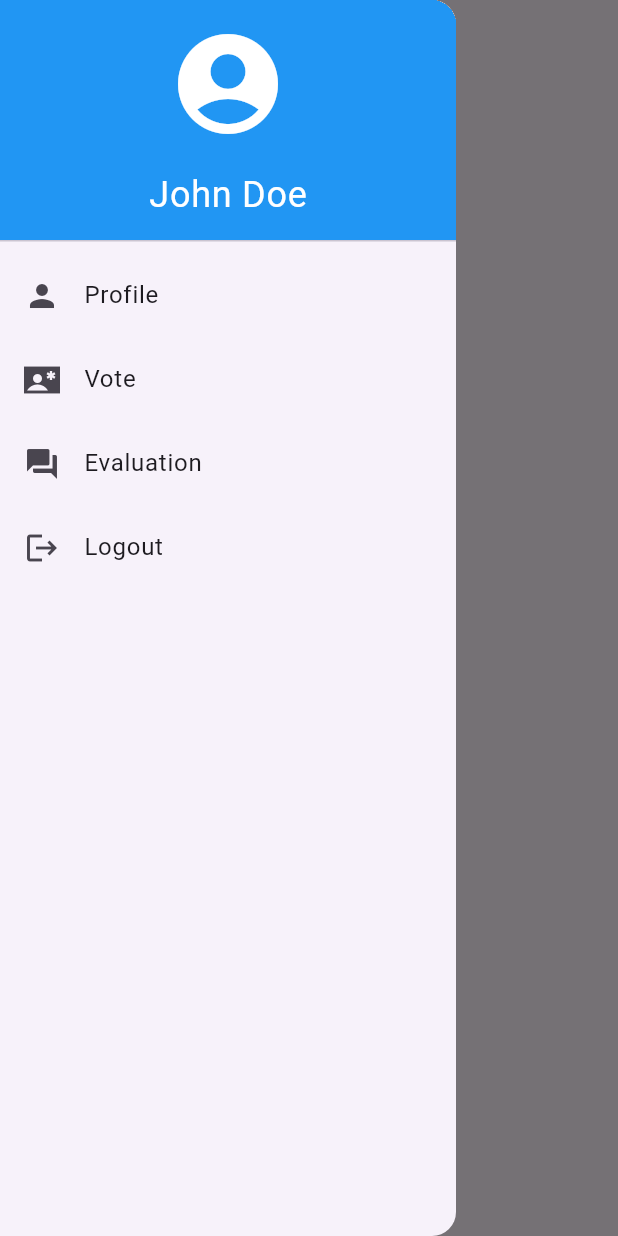
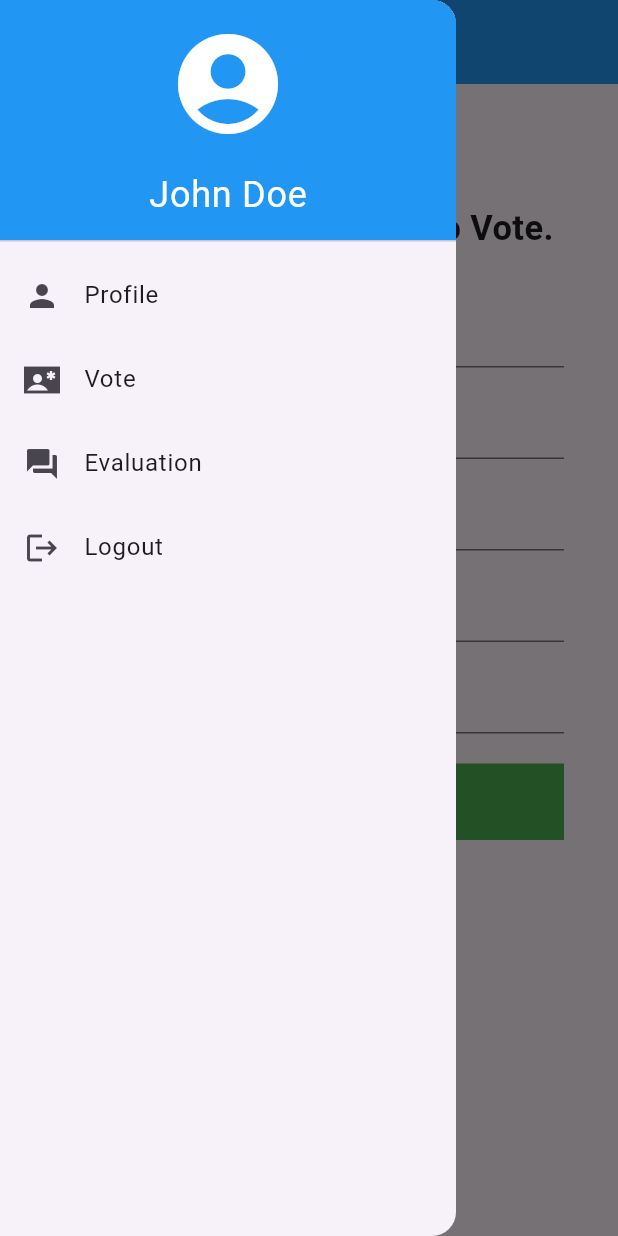
Before and after one commit to khadafirimbang/bcp_voting_eval_sys, a Flutter app: the HomePage screen opened directly, with the side drawer open, on a phone screen of 412 x 824 dp. Run offline on Flutter 3.47's test engine with Material 3 defaults, Android fonts, the phone set to English and light mode, and no system bars; our stand-ins replace internet_connection_checker_plus, shared_preferences; accounts and stored records are empty.

Commit message:
Profile Info page UI only

```diff
--- /dev/null
+++ b/lib/drawerbar.dart
@@ -0,0 +1,106 @@
+import 'package:flutter/material.dart';
+import 'package:for_testing/home.dart';
+import 'package:for_testing/main.dart';
+import 'package:for_testing/vote.dart';
+import 'package:shared_preferences/shared_preferences.dart';
+import 'package:http/http.dart' as http;
+
+class AppDrawer extends StatelessWidget {
+
+    Future<void> _logout(BuildContext context) async {
+    SharedPreferences prefs = await SharedPreferences.getInstance();
+    await prefs.remove('studentno');
+
+    // Optionally call your server to end the session
+    await http.post(Uri.parse('http://192.168.1.29/for_testing/logout.php'));
+
+    Navigator.pushReplacement(
+        context, MaterialPageRoute(builder: (context) => const LoginPage()));
+  }
+
+    // Function to show logout confirmation dialog
+  Future<void> _showLogoutDialog(BuildContext context) async {
+    return showDialog<void>(
+      context: context,
+      barrierDismissible: false, // Prevent dismissing by tapping outside
+      builder: (BuildContext context) {
+        return AlertDialog(
+          title: const Text('Logout Confirmation'),
+          content: const Text('Are you sure you want to logout?'),
+          actions: <Widget>[
+            TextButton(
+              onPressed: () {
+                Navigator.of(context).pop(); // Close the dialog
+              },
+              child: const Text('No'),
+            ),
+            TextButton(
+              onPressed: () {
+                Navigator.of(context).pop(); // Close the dialog
+                _logout(context); // Call the logout function
+              },
+              child: const Text('Yes'),
+            ),
+          ],
+        );
+      },
+    );
+  }
+
+  @override
+  Widget build(BuildContext context) {
+    return Drawer(
+      child: ListView(
+        padding: EdgeInsets.zero,
+        children: <Widget>[
+          const DrawerHeader(
+            decoration: BoxDecoration(
+              color: Colors.blue,
+            ),
+            child: Column(
+              crossAxisAlignment: CrossAxisAlignment.center,
+              children: <Widget>[
+                Icon(Icons.account_circle, size: 80, color: Colors.white),
+                SizedBox(height: 16),
+                Text(
+                  'John Doe',
+                  style: TextStyle(color: Colors.white, fontSize: 24),
+                ),
+              ],
+            ),
+          ),
+          ListTile(
+            leading: const Icon(Icons.person),
+            title: const Text('Profile'),
+            onTap: () {
+              Navigator.pop(context);
+              Navigator.push(context, MaterialPageRoute(builder: (context) => ProfileInfo()));
+            },
+          ),
+          ListTile(
+            leading: const Icon(Icons.contact_emergency_sharp),
+            title: const Text('Vote'),
+            onTap: () {
+              Navigator.pop(context);
+              Navigator.push(context, MaterialPageRoute(builder: (context) => VotePage()));
+            },
+          ),
+          ListTile(
+            leading: const Icon(Icons.question_answer),
+            title: const Text('Evaluation'),
+            onTap: () {
+              Navigator.pop(context);
+            },
+          ),
+          ListTile(
+            leading: const Icon(Icons.logout),
+            title: const Text('Logout'),
+            onTap: () {
+              _showLogoutDialog(context);
+            },
+          ),
+        ],
+      ),
+    );
+  }
+}
--- a/lib/home.dart
+++ b/lib/home.dart
@@ -1,6 +1,8 @@
 import 'dart:io';
 import 'package:flutter/material.dart';
+import 'package:for_testing/drawerbar.dart';
 import 'package:for_testing/main.dart';
+import 'package:for_testing/vote.dart';
 import 'package:shared_preferences/shared_preferences.dart';
 import 'package:http/http.dart' as http;
 import 'dart:convert';
@@ -54,67 +56,208 @@ class HomePage extends StatelessWidget {
         return exit(0);
       },
       child: Scaffold(
+        body: ProfileInfo()
+      ),
+    );
+  }
+}
+
+// Profile
+class ProfileInfo extends StatefulWidget {
+  @override
+  _ProfileInfoState createState() => _ProfileInfoState();
+}
+
+class _ProfileInfoState extends State<ProfileInfo> {
+  final _formKey = GlobalKey<FormState>();
+  final TextEditingController studentNoController = TextEditingController();
+  final TextEditingController passwordController = TextEditingController();
+  final TextEditingController confirmPasswordController = TextEditingController();
+  String? errorMessage;
+
+  bool _obscureText = true;
+  bool _obscureText2 = true;
+
+  void _togglePasswordVisibility() {
+    setState(() {
+      _obscureText = !_obscureText;
+    });
+  }
+  void _togglePasswordVisibility2() {
+    setState(() {
+      _obscureText2 = !_obscureText2;
+    });
+  }
+
+  Future<void> _signUp() async {
+    if (_formKey.currentState!.validate()) {
+      final response = await http.post(
+        Uri.parse('http://192.168.1.29/for_testing/signup.php'),
+        body: {
+          'studentno': studentNoController.text,
+          'password': passwordController.text,
+          'cpassword': confirmPasswordController.text,
+        },
+      );
+
+      final data = json.decode(response.body);
+
+      if (data['status'] == 'success') {
+        ScaffoldMessenger.of(context).showSnackBar(
+          const SnackBar(content: Text('Registration Complete!'), backgroundColor: Colors.green, duration: Duration(seconds: 1),),
+        );
+        // Navigate to another page or clear the form
+                  Navigator.push(
+                  context,
+                  MaterialPageRoute(builder: (context) => ProfileInfo()),
+              );
+      } else {
+        setState(() {
+          errorMessage = data['message'];
+        });
+      }
+    }
+  }
+
+  @override
+  Widget build(BuildContext context) {
+    return Scaffold(
+      // appBar: AppBar(title: const Text('Sign Up')),
       appBar: AppBar(
-          title: const Text('BCP'),
+        backgroundColor: Colors.blue,
+        title: const Text('Profile Information',  style: TextStyle(color: Colors.white)),
+          iconTheme: IconThemeData(
+            color: Colors.white, // Change the color of the Drawer icon here
           ),
-        drawer: Drawer(
-          child: ListView(
-            padding: EdgeInsets.zero,
-            children: <Widget>[
-              const DrawerHeader(
-                decoration: BoxDecoration(
-                  color: Colors.blue,
         ),
+      drawer: AppDrawer(),
+      body: SingleChildScrollView(
+        child: Row(
+          mainAxisAlignment: MainAxisAlignment.center,
+          children: [
+            Column(
+              children: [
+                  const SizedBox(height: 80),
+                Form(
+                  key: _formKey,
                   child: Column(
-                  crossAxisAlignment: CrossAxisAlignment.center,
-                  children: <Widget>[
-                    Icon(Icons.account_circle, size: 80, color: Colors.white),
-                    SizedBox(height: 16),
-                    Text(
-                      'John Doe',
-                      style: TextStyle(color: Colors.white, fontSize: 24),
+                    children: [
+                      const Text('Enter your information to Vote.',
+                      style: TextStyle(
+                        fontSize: 23,
+                        fontWeight: FontWeight.w600,
+                      ),
+                      ),
+                      const SizedBox(height: 20,),
+                      SizedBox(
+                        width: 340,
+                        child: TextFormField(
+                          keyboardType: TextInputType.text,
+                          // controller: studentNoController,
+                          decoration: const InputDecoration(labelText: 'First Name'),
+                          validator: (value) {
+                            if (value == null || value.isEmpty) {
+                              return 'Please enter your first name';
+                            }
+                            return null;
+                          },
+                        ),
+                      ),
+                      const SizedBox(height: 5),
+                      SizedBox(
+                        width: 340,
+                        child: TextFormField(
+                          keyboardType: TextInputType.text,
+                          // controller: studentNoController,
+                          decoration: const InputDecoration(labelText: 'Middle Name'),
+                          validator: (value) {
+                            if (value == null || value.isEmpty) {
+                              return 'Please enter your middle name';
+                            }
+                            return null;
+                          },
+                        ),
+                      ),
+                      const SizedBox(height: 5),
+                      SizedBox(
+                        width: 340,
+                        child: TextFormField(
+                          keyboardType: TextInputType.text,
+                          // controller: studentNoController,
+                          decoration: const InputDecoration(labelText: 'Last Name'),
+                          validator: (value) {
+                            if (value == null || value.isEmpty) {
+                              return 'Please enter your last name';
+                            }
+                            return null;
+                          },
+                        ),
+                      ),
+                      const SizedBox(height: 5),
+                      SizedBox(
+                        width: 340,
+                        child: TextFormField(
+                          keyboardType: TextInputType.text,
+                          // controller: studentNoController,
+                          decoration: const InputDecoration(labelText: 'Course', hintText: 'Ex: BSIT'),
+                          validator: (value) {
+                            if (value == null || value.isEmpty) {
+                              return 'Please enter your course';
+                            }
+                            return null;
+                          },
+                        ),
+                      ),
+                      const SizedBox(height: 5),
+                      SizedBox(
+                        width: 340,
+                        child: TextFormField(
+                          keyboardType: TextInputType.number,
+                          // controller: studentNoController,
+                          decoration: const InputDecoration(labelText: 'Section', hintText: 'Ex: 41014'),
+                          validator: (value) {
+                            if (value == null || value.isEmpty) {
+                              return 'Please enter your section';
+                            }
+                            return null;
+                          },
+                        ),
+                      ),
+
+                      if (errorMessage != null)
+                        Padding(
+                          padding: const EdgeInsets.only(top: 8.0),
+                          child: Text(
+                            errorMessage!,
+                            style: const TextStyle(color: Colors.red),
+                          ),
+                        ),
+                      const SizedBox(height: 20),
+                      SizedBox(
+                        width: 340,
+                        child: TextButton(
+                              style: TextButton.styleFrom(
+                                shape: const RoundedRectangleBorder(),
+                                padding: const EdgeInsets.all(14.0),
+                                backgroundColor: Colors.green,
+
+                              ),
+                              onPressed: () {_signUp();},
+                              child: const Text('Save',
+                              style: TextStyle(
+                                fontSize: 16,
+                                color: Colors.white,
+                                fontWeight: FontWeight.w600,
+                                ),),
+                            ),
+                      ),
+
+                    ],
+                  ),
                 ),
               ],
             ),
-              ),
-              ListTile(
-                leading: const Icon(Icons.person),
-                title: const Text('Profile'),
-                onTap: () {
-                  Navigator.pop(context);
-                },
-              ),
-              ListTile(
-                leading: const Icon(Icons.contact_emergency_sharp),
-                title: const Text('Vote'),
-                onTap: () {
-                  Navigator.pop(context);
-                },
-              ),
-              ListTile(
-                leading: const Icon(Icons.question_answer),
-                title: const Text('Evaluation'),
-                onTap: () {
-                  Navigator.pop(context);
-                },
-              ),
-              ListTile(
-                leading: const Icon(Icons.logout),
-                title: const Text('Logout'),
-                onTap: () {
-                  _showLogoutDialog(context); // Show logout confirmation
-                },
-              ),
           ],
-          ),
-        ),
-        body: const Center(
-          child: Row(
-            mainAxisAlignment: MainAxisAlignment.center,
-            children: [
-              Text("Home Page!"),
-            ],
-          ),
         ),
       ),
     );
```
Also changed, not shown: lib/vote.dart (added, +42 -0 lines). Lines whose indentation alone changed are shown as unchanged.
